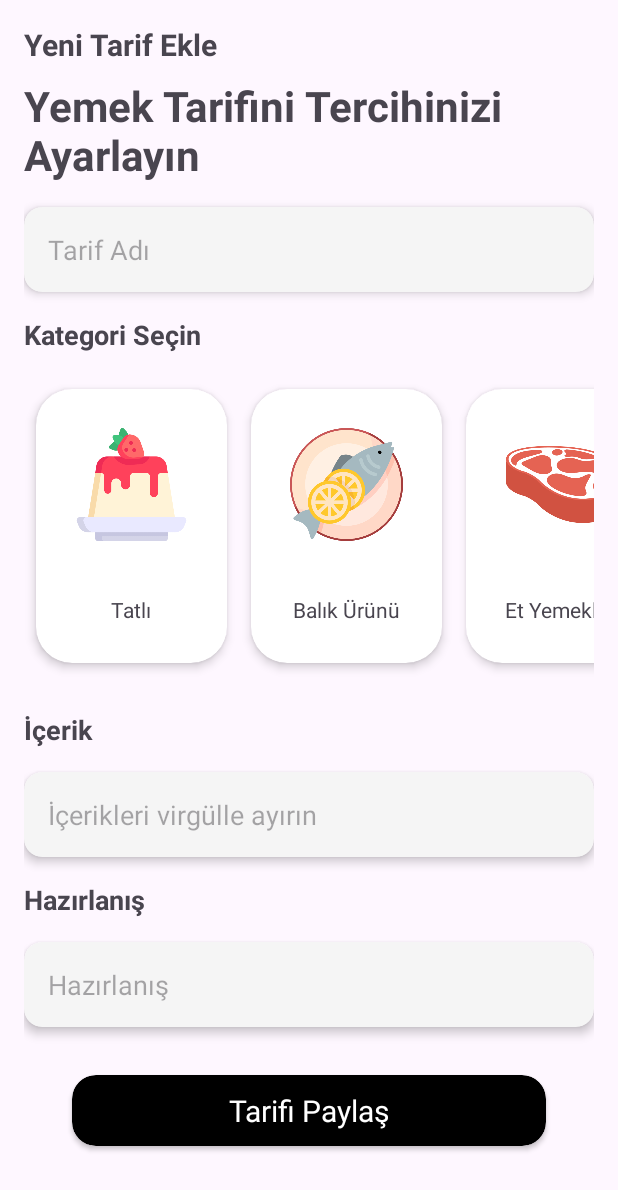
After one commit to EnesAlgan76/JavaAndroid-RecipeApp, an Android app: the AddRecipeActivity screen opened directly, with no data from a screen before it, on a phone screen of 412 x 824 dp. The commit adds this screen. Shown: the top 1190 px of the screen. Run offline under Robolectric (Android 15) with nearby library versions, the light colour scheme and no system bars.

Commit message:
errors fixed

```diff
--- /dev/null
+++ b/app/src/main/java/com/msku/example/hacininyeri/AddRecipeActivity.java
@@ -0,0 +1,28 @@
+package com.msku.example.hacininyeri;
+
+import androidx.appcompat.app.AppCompatActivity;
+import androidx.recyclerview.widget.LinearLayoutManager;
+import androidx.recyclerview.widget.RecyclerView;
+
+import android.os.Bundle;
+
+import com.msku.example.hacininyeri.models.Category;
+
+import java.util.List;
+
+public class AddRecipeActivity extends AppCompatActivity {
+
+    @Override
+    protected void onCreate(Bundle savedInstanceState) {
+        super.onCreate(savedInstanceState);
+        setContentView(R.layout.activity_add_recipe);
+        List<Category> categoryList = FirebaseHelper.getCategoryList();
+
+        RecyclerView recyclerViewCategory = findViewById(R.id.rv_add_categories);
+        recyclerViewCategory.setLayoutManager(new LinearLayoutManager(this, LinearLayoutManager.HORIZONTAL, false));
+
+        CategoryAdapter categoryAdapter = new CategoryAdapter(this,categoryList);
+
+        recyclerViewCategory.setAdapter(categoryAdapter);
+    }
+}
--- a/app/src/main/java/com/msku/example/hacininyeri/CategoryAdapter.java
+++ b/app/src/main/java/com/msku/example/hacininyeri/CategoryAdapter.java
@@ -1,5 +1,7 @@
 package com.msku.example.hacininyeri;
 
+import android.content.Context;
+import android.content.Intent;
 import android.view.LayoutInflater;
 import android.view.View;
 import android.view.ViewGroup;
@@ -14,9 +16,11 @@ import java.util.List;
 
 public class CategoryAdapter extends RecyclerView.Adapter<CategoryAdapter.CategoryViewHolder> {
     private List<Category> categoryList;
+    private Context mContext;
 
-    public CategoryAdapter(List<Category> categoryList) {
+    public CategoryAdapter(Context mContext,List<Category> categoryList) {
         this.categoryList = categoryList;
+        this.mContext = mContext;
     }
 
     @Override
@@ -46,6 +50,9 @@ public class CategoryAdapter extends RecyclerView.Adapter<CategoryAdapter.Catego
             super(itemView);
             categoryImage = itemView.findViewById(R.id.iv_categoryImage);
             categoryName = itemView.findViewById(R.id.tv_categoryName);
+            itemView.setOnClickListener(view ->{
+                mContext.startActivity(new Intent(mContext,RecipeListActivity.class));
+            });
         }
     }
 }
--- a/app/src/main/java/com/msku/example/hacininyeri/ExploreActivity.java
+++ b/app/src/main/java/com/msku/example/hacininyeri/ExploreActivity.java
@@ -40,7 +40,7 @@ public class ExploreActivity extends AppCompatActivity {
 
 
         MealAdapter mealAdapter = new MealAdapter(this, mealList);
-        CategoryAdapter categoryAdapter = new CategoryAdapter(categoryList);
+        CategoryAdapter categoryAdapter = new CategoryAdapter(this,categoryList);
         MyRecipeAdapter myRecipeAdapter = new MyRecipeAdapter(this, myRecipeList);
 
         recyclerView1.setAdapter(mealAdapter);
--- /dev/null
+++ b/app/src/main/res/drawable/icon_arrowback.xml
@@ -0,0 +1,5 @@
+<vector android:autoMirrored="true" android:height="24dp"
+    android:tint="#000000" android:viewportHeight="24"
+    android:viewportWidth="24" android:width="24dp" xmlns:android="http://schemas.android.com/apk/res/android">
+    <path android:fillColor="@android:color/white" android:pathData="M20,11H7.83l5.59,-5.59L12,4l-8,8 8,8 1.41,-1.41L7.83,13H20v-2z"/>
+</vector>
--- /dev/null
+++ b/app/src/main/res/drawable/icon_search.xml
@@ -0,0 +1,5 @@
+<vector android:height="24dp" android:tint="#000000"
+    android:viewportHeight="24" android:viewportWidth="24"
+    android:width="24dp" xmlns:android="http://schemas.android.com/apk/res/android">
+    <path android:fillColor="@android:color/white" android:pathData="M15.5,14h-0.79l-0.28,-0.27C15.41,12.59 16,11.11 16,9.5 16,5.91 13.09,3 9.5,3S3,5.91 3,9.5 5.91,16 9.5,16c1.61,0 3.09,-0.59 4.23,-1.57l0.27,0.28v0.79l5,4.99L20.49,19l-4.99,-5zM9.5,14C7.01,14 5,11.99 5,9.5S7.01,5 9.5,5 14,7.01 14,9.5 11.99,14 9.5,14z"/>
+</vector>
--- /dev/null
+++ b/app/src/main/res/layout/activity_add_recipe.xml
@@ -0,0 +1,151 @@
+<?xml version="1.0" encoding="utf-8"?>
+
+<ScrollView
+    xmlns:android="http://schemas.android.com/apk/res/android"
+    xmlns:app="http://schemas.android.com/apk/res-auto"
+    android:layout_width="match_parent"
+    android:layout_height="match_parent">
+
+    <LinearLayout
+        android:layout_width="match_parent"
+        android:layout_height="match_parent"
+        android:orientation="vertical"
+        android:padding="16dp">
+
+        <!-- Yeni Tarif Ekle Başlığı -->
+        <TextView
+            android:layout_width="wrap_content"
+            android:layout_height="wrap_content"
+            android:text="Yeni Tarif Ekle"
+            android:textSize="20sp"
+            android:textStyle="bold"/>
+
+        <!-- Yemek Tarifini Tercihinizi Ayarlayın -->
+        <TextView
+            android:layout_width="wrap_content"
+            android:layout_height="wrap_content"
+            android:text="Yemek Tarifini Tercihinizi Ayarlayın"
+            android:textSize="28sp"
+            android:textStyle="bold"
+            android:layout_marginTop="8dp"/>
+
+        <!-- Tarif Adı Girişi -->
+        <androidx.cardview.widget.CardView
+            android:layout_width="match_parent"
+            android:layout_height="wrap_content"
+            app:cardCornerRadius="12dp"
+            app:cardBackgroundColor="#F5F5F5"
+            app:cardElevation="4dp"
+            android:layout_marginTop="16dp">
+
+            <EditText
+                android:id="@+id/editTextRecipeName"
+                android:layout_width="match_parent"
+                android:layout_height="wrap_content"
+                android:background="@drawable/shape_textfield_noborders"
+                android:hint="Tarif Adı"
+                android:padding="16dp"/>
+
+        </androidx.cardview.widget.CardView>
+
+        <!-- Kategori Seçimi için RecyclerView -->
+        <TextView
+            android:layout_width="wrap_content"
+            android:layout_height="wrap_content"
+            android:text="Kategori Seçin"
+            android:textSize="18sp"
+            android:textStyle="bold"
+            android:layout_marginTop="16dp"/>
+
+        <androidx.recyclerview.widget.RecyclerView
+            android:id="@+id/rv_add_categories"
+            android:layout_width="match_parent"
+            android:layout_height="wrap_content"
+            android:layout_marginTop="8dp"/>
+
+        <!-- İçerik Başlığı Girişi -->
+        <TextView
+            android:id="@+id/textView17"
+            android:layout_width="match_parent"
+            android:layout_height="wrap_content"
+            android:layout_marginTop="16dp"
+            android:text="İçerik"
+            android:textSize="18sp"
+            android:textStyle="bold" />
+
+        <androidx.cardview.widget.CardView
+            android:layout_width="match_parent"
+            android:layout_height="wrap_content"
+            app:cardCornerRadius="12dp"
+            app:cardBackgroundColor="#F5F5F5"
+            app:cardElevation="4dp"
+            android:layout_marginTop="16dp">
+
+            <EditText
+                android:id="@+id/editTextContentTitle"
+                android:layout_width="match_parent"
+                android:layout_height="wrap_content"
+                android:hint="İçerikleri virgülle ayırın"
+                android:background="@drawable/shape_textfield_noborders"
+                android:padding="16dp"/>
+
+        </androidx.cardview.widget.CardView>
+
+        <!-- Hazırlanış İfadesi Girişi -->
+        <TextView
+            android:id="@+id/textView18"
+            android:layout_width="match_parent"
+            android:layout_height="wrap_content"
+            android:layout_marginTop="16dp"
+            android:text="Hazırlanış"
+            android:textSize="18sp"
+            android:textStyle="bold" />
+
+        <androidx.cardview.widget.CardView
+            android:layout_width="match_parent"
+            android:layout_height="wrap_content"
+            app:cardCornerRadius="12dp"
+            app:cardBackgroundColor="#F5F5F5"
+            app:cardElevation="4dp"
+            android:layout_marginTop="16dp">
+
+            <EditText
+                android:id="@+id/editTextPreparation"
+                android:layout_width="match_parent"
+                android:layout_height="wrap_content"
+                android:background="@drawable/shape_textfield_noborders"
+                android:hint="Hazırlanış"
+                android:padding="16dp"/>
+
+        </androidx.cardview.widget.CardView>
+
+
+
+        <androidx.cardview.widget.CardView
+            android:id="@+id/buttonGenerate"
+            android:layout_width="match_parent"
+            android:layout_height="wrap_content"
+            android:layout_marginTop="32dp"
+            android:layout_marginStart="32dp"
+            android:layout_marginEnd="32dp"
+            android:layout_marginBottom="32dp"
+            app:cardBackgroundColor="#000000"
+            app:cardCornerRadius="16dp"
+            app:layout_constraintBottom_toTopOf="@+id/cardview3"
+            app:layout_constraintEnd_toEndOf="parent"
+            app:layout_constraintStart_toStartOf="parent">
+
+            <TextView
+                android:layout_width="wrap_content"
+                android:layout_height="wrap_content"
+                android:layout_gravity="center"
+                android:padding="10dp"
+                android:text="Tarifi Paylaş"
+                android:textColor="#FFFFFF"
+                android:textSize="20sp">
+
+            </TextView>
+        </androidx.cardview.widget.CardView>
+
+    </LinearLayout>
+</ScrollView>
--- a/app/src/main/res/layout/activity_home.xml
+++ b/app/src/main/res/layout/activity_home.xml
@@ -193,6 +193,7 @@
             android:textSize="24dp" />
 
         <LinearLayout
+            android:id="@+id/search"
             android:layout_width="match_parent"
             android:layout_height="wrap_content"
             android:orientation="horizontal"
@@ -222,6 +223,7 @@
 
         <!-- Favorites Tile -->
         <LinearLayout
+            android:id="@+id/favorites"
             android:layout_width="match_parent"
             android:layout_height="wrap_content"
             android:orientation="horizontal"
@@ -276,7 +278,7 @@
     </LinearLayout>
 
     <androidx.cardview.widget.CardView
-        android:id="@+id/buttonRegister"
+        android:id="@+id/btn_addNewRecipe"
         android:layout_width="wrap_content"
         android:layout_height="wrap_content"
         android:layout_gravity="center"
```
Also changed, not shown: app/src/main/AndroidManifest.xml (+9 -0 lines), app/src/main/java/com/msku/example/hacininyeri/HomeActivity.java (+22 -1 lines), app/src/main/java/com/msku/example/hacininyeri/RecipeListActivity.java (added, +30 -0 lines), app/src/main/java/com/msku/example/hacininyeri/SearchActivity.java (added, +36 -0 lines), app/src/main/res/layout/activity_recipe_list.xml (added, +93 -0 lines), app/src/main/res/layout/activity_search.xml (added, +110 -0 lines), app/src/main/res/layout/item_myrecipes.xml (+10 -0 lines), app/src/main/res/drawable/save.png (added).
